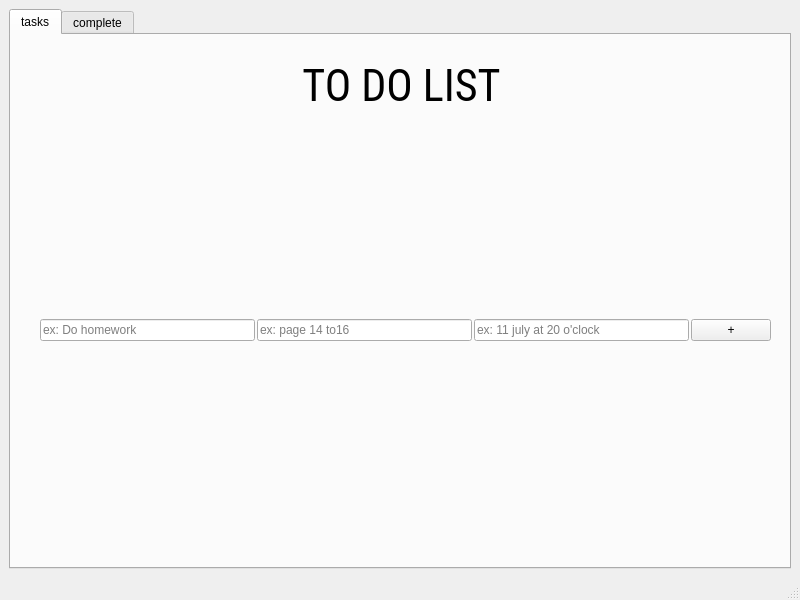
Above: todolist.ui from akmalabiyoga/pyside6-todo-assignment before the change. Below: the same form after it.
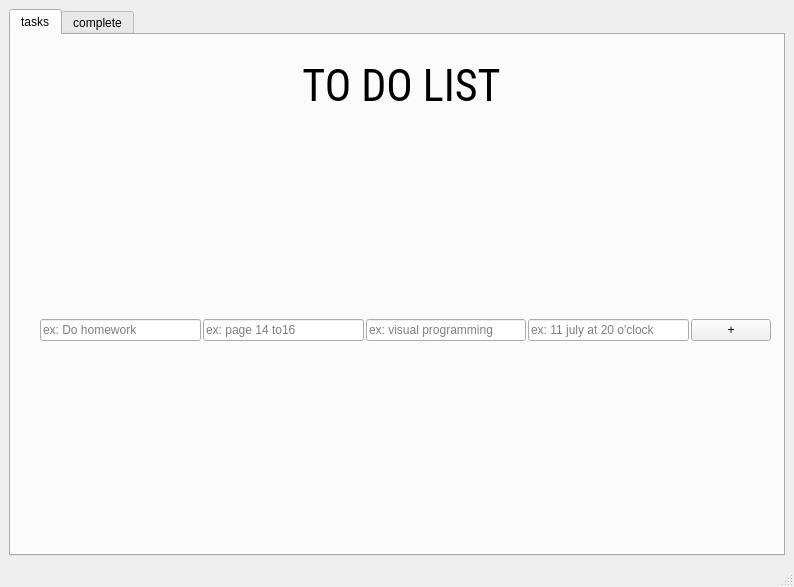
That is the form after the change. The open tabs and pages were chosen to show the change. Icons and pictures are not drawn.

The edit to the form file:
```diff
--- a/todolist.ui
+++ b/todolist.ui
@@ -6,8 +6,8 @@
    <rect>
     <x>0</x>
     <y>0</y>
-    <width>800</width>
-    <height>600</height>
+    <width>794</width>
+    <height>587</height>
    </rect>
   </property>
   <property name="windowTitle">
@@ -64,6 +64,13 @@
              </property>
             </widget>
            </item>
+           <item>
+            <widget class="QLineEdit" name="tb_course">
+             <property name="placeholderText">
+              <string>ex: visual programming</string>
+             </property>
+            </widget>
+           </item>
            <item>
             <widget class="QLineEdit" name="tb_time">
              <property name="placeholderText">
```
Left out of the diff: 12 changed lines with no effect on the pictures.
